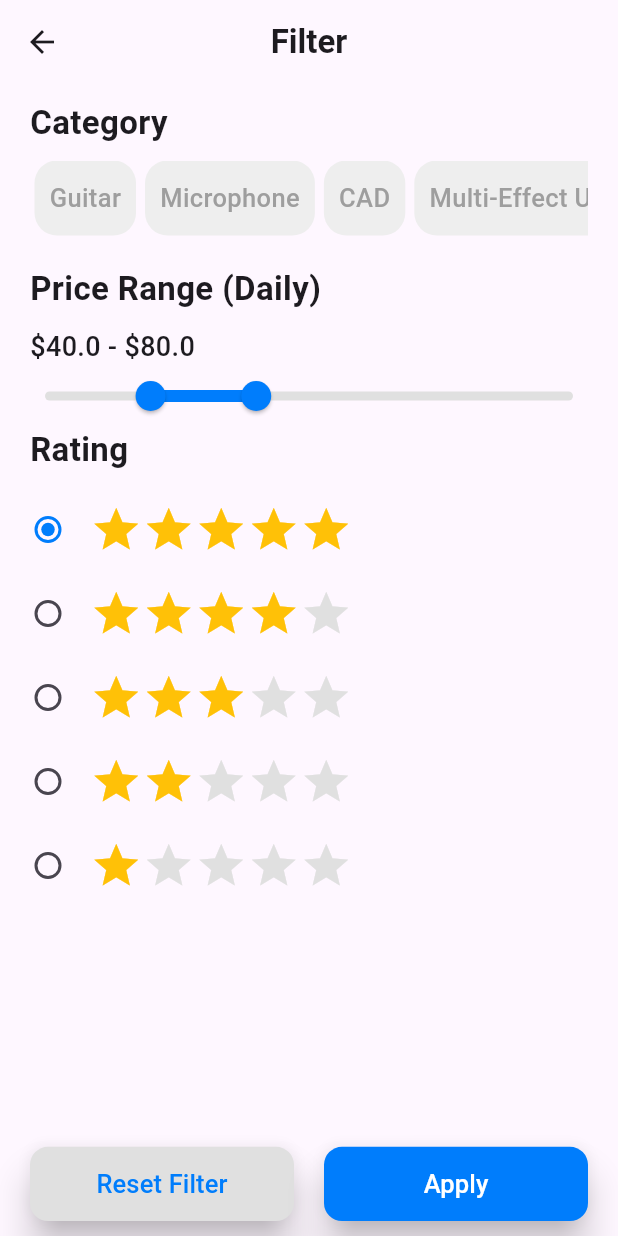
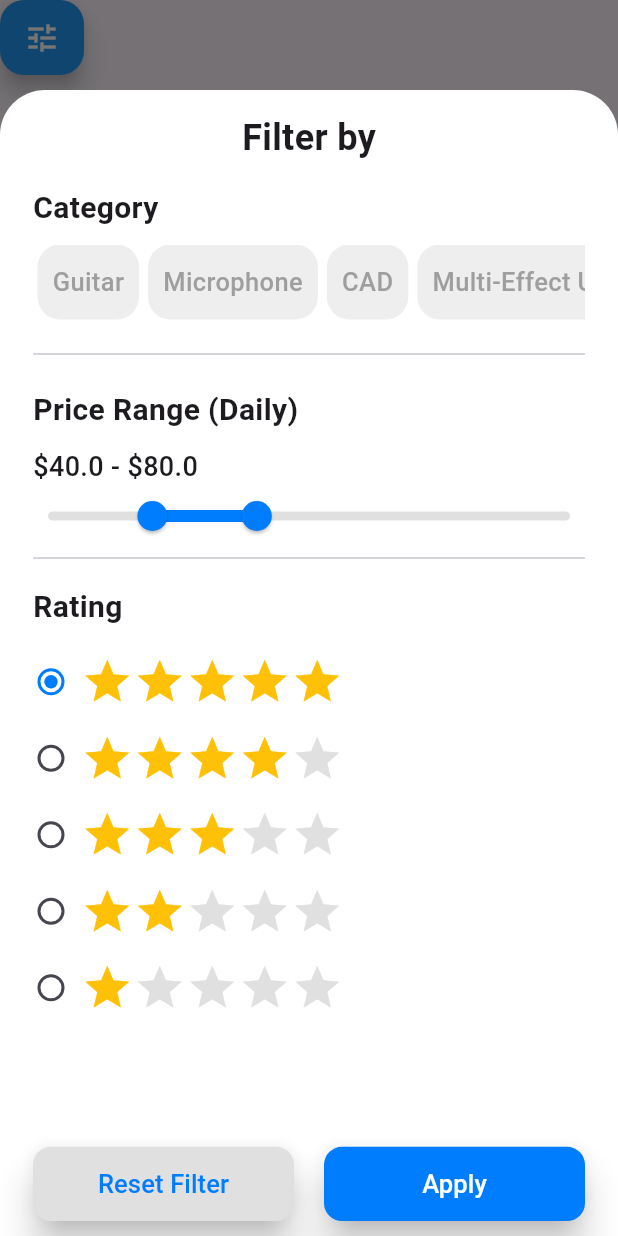
Before and after one commit to yozhykovanatolii/MarketplaceMusicalInstrumentsApp, a Flutter app: the FilterFloatingActionButton widget shown alone on an empty page, opened directly, after a tap on the "tune" icon, on a phone screen of 412 x 824 dp. Run offline on Flutter 3.47's test engine with Material 3 defaults, Android fonts, the phone set to English and light mode, and no system bars; drawn by our look-alikes of flutter_rating_bar; our stand-ins replace another_flutter_splash_screen, bloc, cloud_firestore, firebase_auth, firebase_core, flutter_bloc and 8 more; accounts and stored records are empty.

Commit message:
Updating FilterPage and AverageRatingFilterSection

```diff
--- a/lib/presentation/page/filter/filter_page.dart
+++ b/lib/presentation/page/filter/filter_page.dart
@@ -9,46 +9,59 @@ class FilterPage extends StatelessWidget {
 
   @override
   Widget build(BuildContext context) {
-    return Scaffold(
-      appBar: AppBar(
-        title: const Text(
-          'Filter',
-          style: TextStyle(
-            fontWeight: FontWeight.bold,
-          ),
+    return Container(
+      padding: const EdgeInsets.symmetric(horizontal: 22, vertical: 10),
+      margin: const EdgeInsets.only(top: 60),
+      decoration: const BoxDecoration(
+        color: Colors.white,
+        borderRadius: BorderRadius.vertical(
+          top: Radius.circular(30),
         ),
-        centerTitle: true,
       ),
-      body: SafeArea(
-        minimum: const EdgeInsets.symmetric(horizontal: 20, vertical: 10),
+      child: SafeArea(
         child: Column(
-          crossAxisAlignment: CrossAxisAlignment.stretch,
+          crossAxisAlignment: CrossAxisAlignment.start,
           children: [
+            const SizedBox(height: 5),
+            Center(
+              child: Text(
+                'Filter by',
+                style: TextStyle(
+                  fontSize: MediaQuery.textScalerOf(context).scale(24),
+                  fontWeight: FontWeight.bold,
+                ),
+              ),
+            ),
+            const SizedBox(height: 15),
             Text(
               'Category',
               style: TextStyle(
-                fontSize: MediaQuery.textScalerOf(context).scale(22),
-                fontWeight: FontWeight.bold,
+                fontSize: MediaQuery.textScalerOf(context).scale(20),
+                fontWeight: FontWeight.w600,
               ),
             ),
             const SizedBox(height: 10),
             const CategoryListFilterChip(),
-            const SizedBox(height: 20),
+            const SizedBox(height: 15),
+            const Divider(),
+            const SizedBox(height: 15),
             Text(
               'Price Range (Daily)',
               style: TextStyle(
-                fontSize: MediaQuery.textScalerOf(context).scale(22),
-                fontWeight: FontWeight.bold,
+                fontSize: MediaQuery.textScalerOf(context).scale(20),
+                fontWeight: FontWeight.w600,
               ),
             ),
             const SizedBox(height: 10),
             const PriceRangeSliderSection(),
             const SizedBox(height: 10),
+            const Divider(),
+            const SizedBox(height: 10),
             Text(
               'Rating',
               style: TextStyle(
-                fontSize: MediaQuery.textScalerOf(context).scale(22),
-                fontWeight: FontWeight.bold,
+                fontSize: MediaQuery.textScalerOf(context).scale(20),
+                fontWeight: FontWeight.w600,
               ),
             ),
             const SizedBox(height: 10),
--- a/lib/presentation/page/filter/widget/average_rating_filter_section.dart
+++ b/lib/presentation/page/filter/widget/average_rating_filter_section.dart
@@ -43,6 +43,10 @@ class _RatingRadioButton extends StatelessWidget {
   Widget build(BuildContext context) {
     return ListTile(
       contentPadding: const EdgeInsets.all(0),
+      visualDensity: const VisualDensity(
+        horizontal: VisualDensity.minimumDensity,
+        vertical: VisualDensity.minimumDensity,
+      ),
       leading: Radio<int>(
         value: value,
         visualDensity: const VisualDensity(
--- a/lib/presentation/page/home/widget/filter_floating_action_button.dart
+++ b/lib/presentation/page/home/widget/filter_floating_action_button.dart
@@ -12,9 +12,12 @@ class FilterFloatingActionButton extends StatelessWidget {
         backgroundColor: Colors.blue,
         foregroundColor: Colors.white,
         onPressed: () {
-          Navigator.push(
-            context,
-            MaterialPageRoute(builder: (_) => const FilterPage()),
+          showModalBottomSheet(
+            isScrollControlled: true,
+            backgroundColor: Colors.transparent,
+            elevation: 0,
+            context: context,
+            builder: (_) => FilterPage(),
           );
         },
         child: const Icon(Icons.tune),
```
